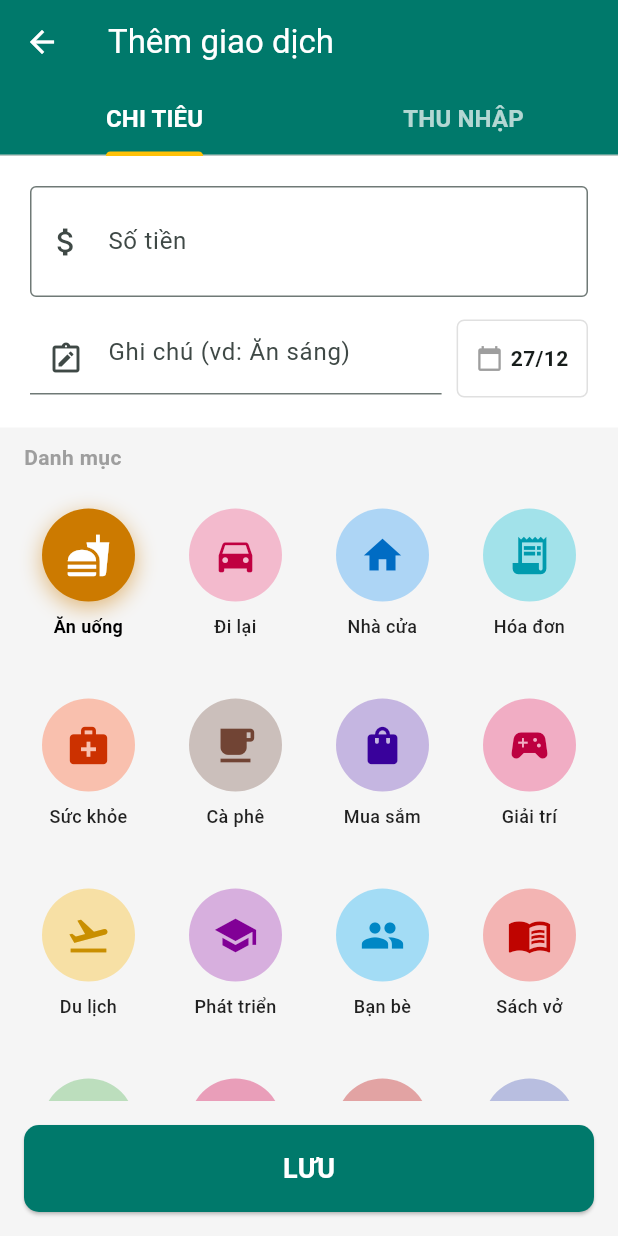
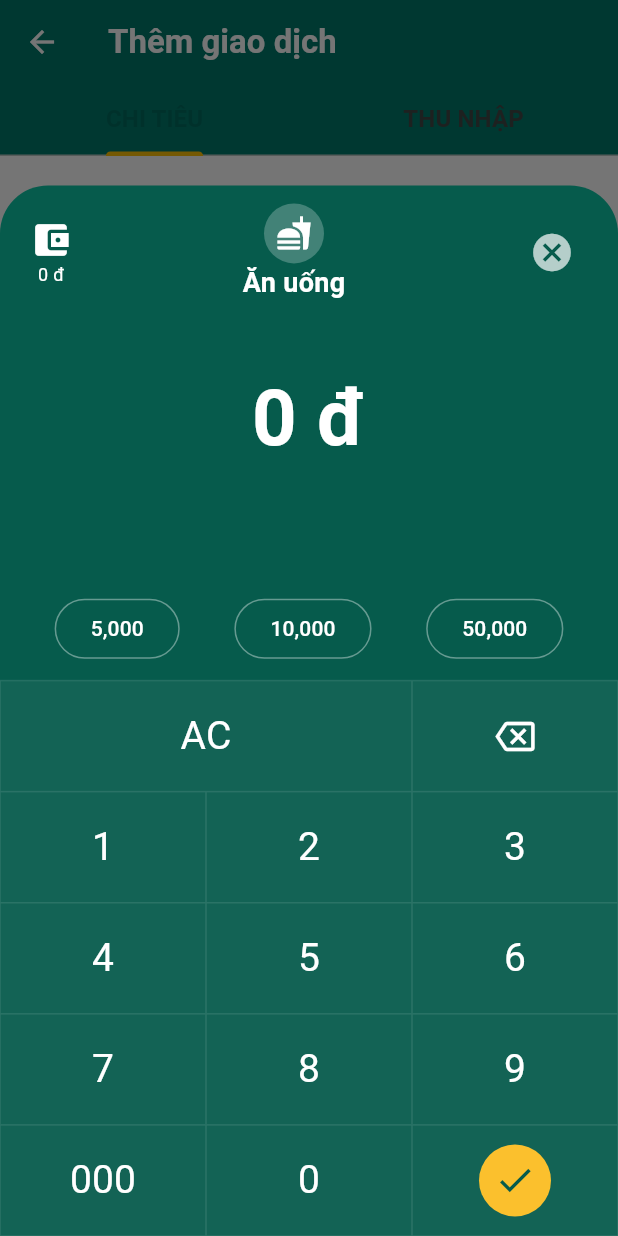
Before and after one commit to PhungDucTin/FinFlow, a Flutter app: the AddTransactionScreen screen opened directly, after a tap on "Ăn uống", on a phone screen of 412 x 824 dp. Run offline on Flutter 3.47's test engine with Material 3 defaults, Android fonts, the phone set to English and light mode, and no system bars; our stand-ins replace firebase_auth, firebase_core, fl_chart, google_sign_in, sqflite; accounts and stored records are empty.

```diff
--- a/lib/screens/add_transaction/add_transaction_screen.dart
+++ b/lib/screens/add_transaction/add_transaction_screen.dart
@@ -30,9 +30,8 @@ class _AddTransactionScreenState extends State<AddTransactionScreen>
   void initState() {
     super.initState();
     _tabController = TabController(length: 2, vsync: this);
-    _loadCategories('expense'); // Mặc định load danh mục Chi tiêu
+    _loadCategories('expense');
 
-    // Lắng nghe khi chuyển Tab (Chi tiêu <-> Thu nhập)
     _tabController.addListener(() {
       if (_tabController.indexIsChanging) {
         final type = _tabController.index == 0 ? 'expense' : 'income';
@@ -41,37 +40,236 @@ class _AddTransactionScreenState extends State<AddTransactionScreen>
     });
   }
 
-  // Hàm lấy danh mục từ Database
   void _loadCategories(String type) async {
     setState(() => _isLoading = true);
     final cats = await DatabaseHelper.instance.getCategoriesByType(type);
     setState(() {
       _categories = cats;
-      _selectedCategoryId = null; // Reset chọn khi đổi tab
+      _selectedCategoryId = null;
       _isLoading = false;
     });
   }
 
-  // Hàm Lưu Giao Dịch
+  // --- 1. GIAO DIỆN BÀN PHÍM SỐ (Numeric Keypad)
+void _showNumericKeyboard(CategoryModel category, List<String> suggestions) {
+  final walletBalance = context.read<TransactionProvider>().walletBalance;
+
+  showModalBottomSheet(
+    context: context,
+    isScrollControlled: true,
+    backgroundColor: Colors.transparent,
+    builder: (context) => StatefulBuilder(
+      builder: (context, setModalState) => Container(
+        height: MediaQuery.of(context).size.height * 0.85,
+        decoration: const BoxDecoration(
+          color: Color(0xFF065B4C),
+          borderRadius: BorderRadius.vertical(top: Radius.circular(32)),
+        ),
+        child: Column(
+          children: [
+            const SizedBox(height: 12),
+            // HEADER (Ví & Danh mục) - Giữ nguyên
+            Padding(
+              padding: const EdgeInsets.symmetric(horizontal: 20),
+              child: Row(
+                mainAxisAlignment: MainAxisAlignment.spaceBetween,
+                children: [
+                  Column(
+                    children: [
+                      const Icon(Icons.account_balance_wallet, color: Colors.white, size: 28),
+                      Text("${walletBalance.toInt()} đ", style: const TextStyle(color: Colors.white, fontSize: 12)),
+                    ],
+                  ),
+                  Column(
+                    children: [
+                      CircleAvatar(
+                        backgroundColor: Colors.white24,
+                        child: Icon(getIconByKey(category.iconKey), color: Colors.white),
+                      ),
+                      Text(category.name, style: const TextStyle(color: Colors.white, fontSize: 18, fontWeight: FontWeight.bold)),
+                    ],
+                  ),
+                  IconButton(
+                    icon: const Icon(Icons.cancel, color: Colors.white70, size: 30),
+                    onPressed: () => Navigator.pop(context),
+                  ),
+                ],
+              ),
+            ),
+
+            // HIỂN THỊ SỐ TIỀN LỚN
+            Padding(
+              padding: const EdgeInsets.symmetric(vertical: 40),
+              child: Text(
+                _amountController.text.isEmpty ? "0 đ" : "${_amountController.text} đ",
+                style: const TextStyle(color: Colors.white, fontSize: 52, fontWeight: FontWeight.bold),
+              ),
+            ),
+
+            // --- ĐÃ XÓA PHẦN GHI CHÚ GỢI Ý (WRAP) TẠI ĐÂY THEO YÊU CẦU ---
+
+            const Spacer(), // Đẩy bàn phím xuống đáy
+
+            // NÚT SỐ TIỀN NHANH (5k, 10k, 50k)
+            Padding(
+              padding: const EdgeInsets.only(bottom: 10),
+              child: Row(
+                mainAxisAlignment: MainAxisAlignment.spaceEvenly,
+                children: ["5,000", "10,000", "50,000"].map((val) => OutlinedButton(
+                  onPressed: () => setModalState(() => _amountController.text = val.replaceAll(',', '')),
+                  style: OutlinedButton.styleFrom(side: const BorderSide(color: Colors.white38)),
+                  child: Text(val, style: const TextStyle(color: Colors.white)),
+                )).toList(),
+              ),
+            ),
+
+            // --- BÀN PHÍM ĐÃ FIX LỖI KHOẢNG TRỐNG ---
+            // Sử dụng Column + Row thay vì GridView để tùy biến độ rộng nút AC
+            Container(
+              decoration: const BoxDecoration(
+                border: Border(top: BorderSide(color: Colors.white10, width: 0.5)),
+              ),
+              // Chiều cao cố định cho bàn phím để không bị lỗi layout
+              height: MediaQuery.of(context).size.height * 0.45,
+              child: Column(
+                children: [
+                  // Hàng 1: AC (chiếm 2 phần) và Backspace (chiếm 1 phần)
+                  Expanded(
+                    child: Row(
+                      crossAxisAlignment: CrossAxisAlignment.stretch,
+                      children: [
+                        Expanded(flex: 2, child: _buildGridKey("AC", setModalState)), // AC dài gấp đôi
+                        Expanded(flex: 1, child: _buildGridKeyIcon(Icons.backspace_outlined, setModalState)),
+                      ],
+                    ),
+                  ),
+                  // Hàng 2: 1 - 2 - 3
+                  Expanded(child: _buildRowKey(["1", "2", "3"], setModalState)),
+                  // Hàng 3: 4 - 5 - 6
+                  Expanded(child: _buildRowKey(["4", "5", "6"], setModalState)),
+                  // Hàng 4: 7 - 8 - 9
+                  Expanded(child: _buildRowKey(["7", "8", "9"], setModalState)),
+                  // Hàng 5: 000 - 0 - Check
+                  Expanded(
+                    child: Row(
+                      crossAxisAlignment: CrossAxisAlignment.stretch,
+                      children: [
+                        Expanded(child: _buildGridKey("000", setModalState)),
+                        Expanded(child: _buildGridKey("0", setModalState)),
+                        Expanded(
+                          child: GestureDetector(
+                            onTap: () {
+                              Navigator.pop(context);
+                              _saveTransaction();
+                            },
+                            child: Container(
+                              decoration: BoxDecoration(
+                                color: Colors.white.withOpacity(0.05),
+                                border: Border.all(color: Colors.white10, width: 0.5),
+                              ),
+                              child: Center(
+                                child: Container(
+                                  padding: const EdgeInsets.all(10),
+                                  decoration: const BoxDecoration(color: Color(0xFFFBC02D), shape: BoxShape.circle),
+                                  child: const Icon(Icons.check, color: Color(0xFF065B4C), size: 28),
+                                ),
+                              ),
+                            ),
+                          ),
+                        ),
+                      ],
+                    ),
+                  ),
+                ],
+              ),
+            ),
+          ],
+        ),
+      ),
+    ),
+  );
+}
+
+Widget _buildRowKey(List<String> keys, Function setModalState) {
+  return Row(
+    crossAxisAlignment: CrossAxisAlignment.stretch,
+    children: keys.map((k) => Expanded(child: _buildGridKey(k, setModalState))).toList(),
+  );
+}
+
+Widget _buildQuickTag(String label) {
+  return Container(
+    padding: const EdgeInsets.symmetric(horizontal: 12, vertical: 6),
+    decoration: BoxDecoration(color: Colors.white, borderRadius: BorderRadius.circular(15)),
+    child: Text(label, style: const TextStyle(color: Color(0xFF004D40), fontSize: 12, fontWeight: FontWeight.bold)),
+  );
+}
+
+// Widget cho các nút số tiền nhanh (5k, 10k...)
+Widget _buildQuickAmount(String amount, Function setModalState) {
+  return GestureDetector(
+    onTap: () {
+      setModalState(() => _amountController.text = amount.replaceAll(',', ''));
+      setState(() {});
+    },
+    child: Container(
+      width: 100,
+      padding: const EdgeInsets.symmetric(vertical: 8),
+      decoration: BoxDecoration(border: Border.all(color: Colors.white54), borderRadius: BorderRadius.circular(8)),
+      child: Center(child: Text(amount, style: const TextStyle(color: Colors.white, fontWeight: FontWeight.bold))),
+    ),
+  );
+}
+
+// Hàm xây dựng phím bấm có kẻ khung Grid (Border)
+Widget _buildGridKey(String label, Function setModalState, {Color? color}) {
+  return Container(
+    decoration: BoxDecoration(
+      color: color ?? Colors.white.withOpacity(0.05),
+      border: Border.all(color: Colors.white10, width: 0.5), // Đường kẻ lưới
+    ),
+    child: TextButton(
+      onPressed: () {
+        setModalState(() {
+          if (label == "AC") _amountController.clear();
+          else _amountController.text += label;
+        });
+        setState(() {});
+      },
+      child: Text(label, style: const TextStyle(color: Colors.white, fontSize: 26, fontWeight: FontWeight.w400)),
+    ),
+  );
+}
+
+// Widget phím Icon (Xóa) có kẻ khung
+Widget _buildGridKeyIcon(IconData icon, Function setModalState, {Color? color}) {
+  return Container(
+    decoration: BoxDecoration(
+      color: color ?? Colors.white.withOpacity(0.05),
+      border: Border.all(color: Colors.white10, width: 0.5),
+    ),
+    child: IconButton(
+      icon: Icon(icon, color: Colors.white, size: 26),
+      onPressed: () {
+        setModalState(() {
+          if (_amountController.text.isNotEmpty) {
+            _amountController.text = _amountController.text.substring(0, _amountController.text.length - 1);
+          }
+        });
+        setState(() {});
+      },
+    ),
+  );
+}
+
   void _saveTransaction() {
     if (_amountController.text.isEmpty || _selectedCategoryId == null) {
-      ScaffoldMessenger.of(context).showSnackBar(
-        const SnackBar(content: Text("Vui lòng nhập tiền và chọn danh mục")),
-      );
+      ScaffoldMessenger.of(context).showSnackBar(const SnackBar(content: Text("Vui lòng nhập tiền và chọn danh mục")));
       return;
     }
-
-    // Xử lý số tiền (Xóa dấu chấm/phẩy nếu có)
     final amount = double.tryParse(_amountController.text.replaceAll(RegExp(r'[^0-9]'), '')) ?? 0;
-    final type = _tabController.index == 0 ? 'expense' : 'income';
-
     final user = FirebaseAuth.instance.currentUser;
-    if (user == null) {
-      ScaffoldMessenger.of(context).showSnackBar(
-        const SnackBar(content: Text("Vui lòng đăng nhập để thêm giao dịch")),
-      );
-      return;
-    }
+    if (user == null) return;
 
     final newTransaction = TransactionModel(
       userId: user.uid,
@@ -79,91 +277,70 @@ class _AddTransactionScreenState extends State<AddTransactionScreen>
       note: _noteController.text,
       date: _selectedDate,
       categoryId: _selectedCategoryId!,
-      type: type,
+      type: _tabController.index == 0 ? 'expense' : 'income',
     );
-
-    // Gọi Provider để lưu và cập nhật Dashboard
     context.read<TransactionProvider>().addTransaction(newTransaction);
-
-    Navigator.pop(context); // Đóng màn hình
+    Navigator.pop(context);
   }
 
   @override
   Widget build(BuildContext context) {
     return Scaffold(
+      backgroundColor: const Color(0xFFF5F7FA), // Nền xám nhạt cho nổi Card
       appBar: AppBar(
-        title: const Text("Thêm giao dịch", style: TextStyle(color: Colors.white)),
+        title: const Text("Thêm giao dịch", style: TextStyle(color: Colors.white, fontWeight: FontWeight.bold)),
         backgroundColor: AppColors.primary,
+        elevation: 0,
         iconTheme: const IconThemeData(color: Colors.white),
         bottom: TabBar(
           controller: _tabController,
           indicatorColor: Colors.amber,
-          labelColor: Colors.white,
-          unselectedLabelColor: Colors.white70,
           labelStyle: const TextStyle(fontWeight: FontWeight.bold, fontSize: 16),
-          tabs: const [
-            Tab(text: "CHI TIÊU"),
-            Tab(text: "THU NHẬP"),
-          ],
+          tabs: const [Tab(text: "CHI TIÊU"), Tab(text: "THU NHẬP")],
         ),
       ),
-      body: Column(
+      body: SingleChildScrollView(
+        child: Column(
           children: [
-          // 1. Nhập tiền và Ghi chú
+            // Input Section
             Container(
               padding: const EdgeInsets.all(20),
+              decoration: const BoxDecoration(
                 color: Colors.white,
+                borderRadius: BorderRadius.vertical(bottom: Radius.circular(24)),
+              ),
               child: Column(
                 children: [
                   TextField(
                     controller: _amountController,
-                  keyboardType: TextInputType.number,
-                  style: const TextStyle(fontSize: 28, color: AppColors.primary, fontWeight: FontWeight.bold),
-                  decoration: const InputDecoration(
-                    labelText: "Số tiền",
-                    suffixText: "đ",
-                    border: OutlineInputBorder(),
-                    prefixIcon: Icon(Icons.attach_money),
+                    readOnly: true,
+                    textAlign: TextAlign.center,
+                    onTap: () async {
+                      if (_selectedCategoryId != null) {
+                        final category = _categories.firstWhere((c) => c.id == _selectedCategoryId);
+                        List<String> notes = await DatabaseHelper.instance.getUniqueNotesByCategory(category.id!);
+                        _showNumericKeyboard(category, notes);
+                      }
+                    },
+                    style: const TextStyle(fontSize: 36, color: AppColors.primary, fontWeight: FontWeight.bold),
+                    decoration: const InputDecoration(hintText: "0", suffixText: "đ", border: InputBorder.none),
                   ),
-                ),
-                const SizedBox(height: 15),
+                  const Divider(),
                   Row(
                     children: [
                       Expanded(
                         child: TextField(
                           controller: _noteController,
-                        decoration: const InputDecoration(
-                          hintText: "Ghi chú (vd: Ăn sáng)",
-                          prefixIcon: Icon(Icons.note_alt_outlined),
+                          decoration: const InputDecoration(hintText: "Ghi chú...", border: InputBorder.none, prefixIcon: Icon(Icons.edit_note)),
                         ),
                       ),
-                    ),
-                    const SizedBox(width: 10),
-                    // Chọn ngày
-                    InkWell(
-                      onTap: () async {
-                        final picked = await showDatePicker(
-                          context: context,
-                          initialDate: _selectedDate,
-                          firstDate: DateTime(2020),
-                          lastDate: DateTime(2030),
-                        );
+                      TextButton.icon(
+                        onPressed: () async {
+                          final picked = await showDatePicker(context: context, initialDate: _selectedDate, firstDate: DateTime(2020), lastDate: DateTime(2030));
                           if (picked != null) setState(() => _selectedDate = picked);
                         },
-                      child: Container(
-                        padding: const EdgeInsets.symmetric(horizontal: 12, vertical: 15),
-                        decoration: BoxDecoration(
-                          border: Border.all(color: Colors.grey.shade300),
-                          borderRadius: BorderRadius.circular(5),
-                        ),
-                        child: Row(
-                          children: [
-                            const Icon(Icons.calendar_today, size: 18, color: Colors.grey),
-                            const SizedBox(width: 5),
-                            Text(DateFormat('dd/MM').format(_selectedDate), style: const TextStyle(fontWeight: FontWeight.bold)),
-                          ],
-                        ),
-                      ),
+                        icon: const Icon(Icons.calendar_month, size: 20),
+                        label: Text(DateFormat('dd/MM').format(_selectedDate)),
                       )
                     ],
                   )
@@ -171,108 +348,59 @@ class _AddTransactionScreenState extends State<AddTransactionScreen>
               ),
             ),
 
-          const SizedBox(height: 10),
-          const Padding(
-            padding: EdgeInsets.only(left: 16, bottom: 8),
-            child: Align(
-              alignment: Alignment.centerLeft,
-              child: Text("Danh mục", style: TextStyle(fontWeight: FontWeight.bold, color: Colors.grey)),
-            ),
-          ),
-
-          // 2. Lưới danh mục
-          Expanded(
+            // --- 2. GIAO DIỆN DANH MỤC 3 CỘT PASTEL GIỐNG ẢNH 847 ---
+            Padding(
+              padding: const EdgeInsets.all(16),
               child: _isLoading
                 ? const Center(child: CircularProgressIndicator())
                 : GridView.builder(
-                    padding: const EdgeInsets.all(16),
+                    shrinkWrap: true,
+                    physics: const NeverScrollableScrollPhysics(),
                     gridDelegate: const SliverGridDelegateWithFixedCrossAxisCount(
-                      crossAxisCount: 4, // 4 cột
-                      childAspectRatio: 0.75, // Tăng chiều cao một chút cho thoáng
-                      crossAxisSpacing: 12,
-                      mainAxisSpacing: 12,
+                      crossAxisCount: 3,
+                      childAspectRatio: 0.88,
+                      crossAxisSpacing: 15,
+                      mainAxisSpacing: 15,
                     ),
                     itemCount: _categories.length,
                     itemBuilder: (context, index) {
                       final cat = _categories[index];
                       final isSelected = cat.id == _selectedCategoryId;
-
                       final catColor = getColorFromHex(cat.colorHex);
-                      final catIcon = getIconByKey(cat.iconKey);
-
-                      // Lấy phiên bản đậm hơn của màu danh mục (Gọi hàm mới thêm)
-                      final darkerCatColor = getDarkerColor(catColor);
 
                       return GestureDetector(
-                        onTap: () => setState(() => _selectedCategoryId = cat.id),
+                        onTap: () async {
+                          setState(() => _selectedCategoryId = cat.id);
+                          List<String> notes = await DatabaseHelper.instance.getUniqueNotesByCategory(cat.id!);
+                          _showNumericKeyboard(cat, notes);
+                        },
+                        child: AnimatedContainer(
+                          duration: const Duration(milliseconds: 200),
+                          decoration: BoxDecoration(
+                            color: catColor.withOpacity(0.18), // Màu pastel nhẹ
+                            borderRadius: BorderRadius.circular(20),
+                            border: isSelected ? Border.all(color: catColor, width: 2.5) : null,
+                            boxShadow: isSelected ? [BoxShadow(color: catColor.withOpacity(0.3), blurRadius: 8, offset: const Offset(0, 4))] : [],
+                          ),
                           child: Column(
+                            mainAxisAlignment: MainAxisAlignment.center,
                             children: [
-                            // Vòng tròn Icon (Animated cho mượt)
-                            AnimatedContainer(
-                              duration: const Duration(milliseconds: 200),
-                              height: 62, // Tăng kích thước một chút
-                              width: 62,
-                              decoration: BoxDecoration(
-                                shape: BoxShape.circle,
-                                // Nền: Nếu chọn -> Đậm. Nếu chưa -> Pastle trung bình (0.4)
-                                color: isSelected ? darkerCatColor : catColor.withOpacity(0.4),
-
-                                // Đổ bóng rực rỡ khi chọn
-                                boxShadow: isSelected
-                                    ? [
-                                        BoxShadow(
-                                          color: darkerCatColor.withOpacity(0.5),
-                                          blurRadius: 12,
-                                          offset: const Offset(0, 4),
-                                        )
-                                      ]
-                                    : [],
-                              ),
-                              child: Icon(
-                                catIcon,
-                                // --- ĐIỂM NHẤN SÁC MÀU ---
-                                // Nếu chọn: Trắng.
-                                // Nếu chưa: Tô Icon bằng màu ĐẬM đặc gốc của danh mục đó
-                                color: isSelected ? Colors.white : darkerCatColor,
-                                size: 30, // Tăng kích thước icon
-                              ),
-                            ),
-                            const SizedBox(height: 8),
-                            // Tên danh mục
+                              Icon(getIconByKey(cat.iconKey), size: 48, color: catColor),
+                              const SizedBox(height: 10),
                               Text(
                                 cat.name,
-                              textAlign: TextAlign.center,
-                              style: TextStyle(
-                                fontSize: 12,
-                                // Chữ cũng đậm hơn chút cho rõ
-                                fontWeight: isSelected ? FontWeight.bold : FontWeight.w500,
-                                color: isSelected ? Colors.black : Colors.black87,
-                              ),
-                              maxLines: 2,
-                              overflow: TextOverflow.ellipsis,
+                                style: TextStyle(fontSize: 15, fontWeight: FontWeight.bold, color: Colors.teal.shade900),
                               ),
                             ],
+                          ),
                         ),
                       );
                     },
                   ),
             ),
-
-          // 3. Nút Lưu
-          Container(
-            width: double.infinity,
-            padding: const EdgeInsets.all(16),
-            child: ElevatedButton(
-              onPressed: _saveTransaction,
-              style: ElevatedButton.styleFrom(
-                backgroundColor: AppColors.primary,
-                padding: const EdgeInsets.symmetric(vertical: 16),
-                shape: RoundedRectangleBorder(borderRadius: BorderRadius.circular(10)),
+            const SizedBox(height: 30),
+          ],
         ),
-              child: const Text("LƯU", style: TextStyle(fontSize: 18, color: Colors.white, fontWeight: FontWeight.bold)),
-            ),
-          ),
-        ],
       ),
     );
   }
--- a/lib/services/auth_service.dart
+++ b/lib/services/auth_service.dart
@@ -10,7 +10,7 @@ class AuthService {
   // Hoặc: Google Cloud Console > APIs & Services > Credentials > OAuth 2.0 Client IDs (Web client)
   // TODO: Thay thế bằng Web Client ID từ Firebase project mới của bạn
   // Ví dụ: '835620235882-xxxxxxxxxxxxx.apps.googleusercontent.com'
-  static const String _webClientId = '835620235882-8uuao458e52e94apkevppauueqg12nsn.apps.googleusercontent.com'; // Cần cập nhật Web Client ID từ Firebase Console
+  static const String _webClientId = '287157964374-4log7egirecln1307f2mtgvgnhpjkp7r.apps.googleusercontent.com'; // Cần cập nhật Web Client ID từ Firebase Console
 
   // Lấy user hiện tại
   User? get currentUser => _firebaseAuth.currentUser;
--- a/lib/services/database_helper.dart
+++ b/lib/services/database_helper.dart
@@ -437,4 +437,16 @@ Future _seedData(Database db) async {
     // Lưu ý: Cần phải xử lý logic nếu xoá danh mục đã có giao dịch (có thể chặn hoặc chuyển giao dịch sang 'Khác')
     return await db.delete('categories', where: 'id = ?', whereArgs: [id]);
   }
+
+  // 13. Lấy danh sách ghi chú duy nhất đã từng nhập cho một danh mục cụ thể
+Future<List<String>> getUniqueNotesByCategory(int categoryId) async {
+  final db = await instance.database;
+  final result = await db.rawQuery('''
+    SELECT DISTINCT note FROM transactions
+    WHERE category_id = ? AND note != ''
+    ORDER BY id DESC LIMIT 5
+  ''', [categoryId]);
+
+  return result.map((row) => row['note'] as String).toList();
 }
+}
```
Also changed, not shown: lib/screens/dashboard/dashboard_screen.dart (+54 -44 lines), lib/view_models/transaction_provider.dart (+29 -1 lines), 1 other file. Lines whose indentation alone changed are shown as unchanged.
